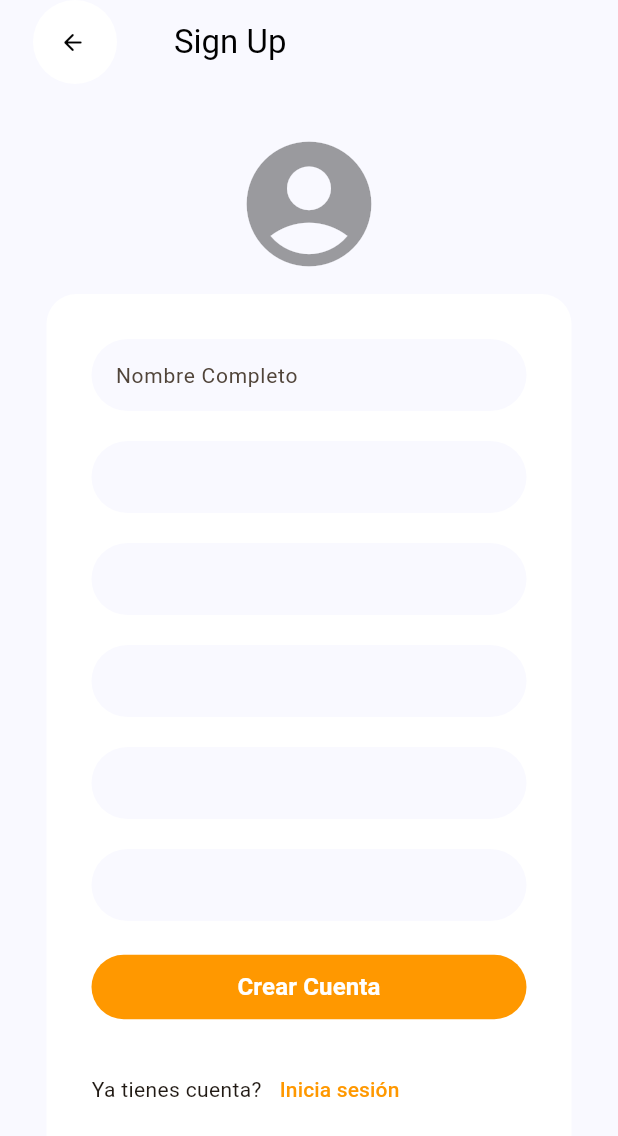
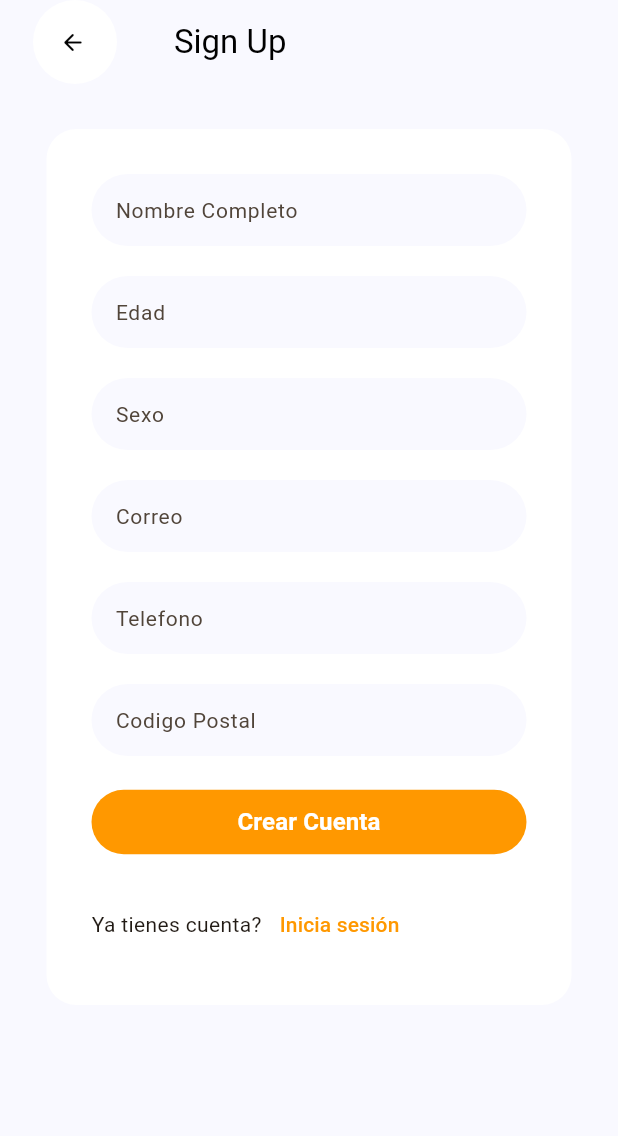
Before and after one commit to Maldy08/flutter_shopping_mxl_v2, a Flutter app: the RegisterScreen screen opened by its route, on a phone screen of 412 x 824 dp. Shown: the top 1136 px of the screen. Run offline on Flutter 3.47's test engine with Material 2 defaults, Android fonts, the phone set to English and light mode, and no system bars; our stand-ins replace go_router.

Commit message:
formRegister

```diff
--- a/lib/presentation/screens/register/register_screen.dart
+++ b/lib/presentation/screens/register/register_screen.dart
@@ -24,15 +24,13 @@ class RegisterScreen extends StatelessWidget {
             mainAxisAlignment: MainAxisAlignment.center,
             children: [
               const SizedBox(
-                height: 30,
+                height: 20,
               ),
-              const RegisterImage(),
               const SizedBox(
                 height: 10,
               ),
               Container(
                 width: 350,
-                height: 600,
                 decoration: const BoxDecoration(
                     color: Colors.white,
                     borderRadius: BorderRadius.all(Radius.circular(20))),
--- a/lib/presentation/screens/register/widgets/form_register.dart
+++ b/lib/presentation/screens/register/widgets/form_register.dart
@@ -11,7 +11,7 @@ class FormRegister extends StatelessWidget {
   @override
   Widget build(BuildContext context) {
     return Form(
-        child: ListView(
+      child: Column(
         children: [
           TextFormField(
             textInputAction: TextInputAction.next,
@@ -25,36 +25,14 @@ class FormRegister extends StatelessWidget {
           TextFormField(
             textInputAction: TextInputAction.next,
             keyboardType: TextInputType.number,
-          // decoration: InputDecoration(
-          //   isDense: true,
-          //   filled: true,
-          //   fillColor: bgContainer,
-          //   labelText: 'Edad',
-          //   border: const OutlineInputBorder(
-          //     borderSide: BorderSide.none,
-          //     borderRadius: BorderRadius.all(
-          //       Radius.circular(25),
-          //     ),
-          //   ),
-          // ),
+            decoration: const InputDecoration(labelText: 'Edad'),
           ),
           const SizedBox(
             height: 20,
           ),
           TextFormField(
             textInputAction: TextInputAction.next,
-          // decoration: InputDecoration(
-          //   isDense: true,
-          //   filled: true,
-          //   fillColor: bgContainer,
-          //   labelText: 'Sexo',
-          //   border: const OutlineInputBorder(
-          //     borderSide: BorderSide.none,
-          //     borderRadius: BorderRadius.all(
-          //       Radius.circular(25),
-          //     ),
-          //   ),
-          // ),
+            decoration: const InputDecoration(labelText: 'Sexo'),
           ),
           const SizedBox(
             height: 20,
@@ -62,18 +40,7 @@ class FormRegister extends StatelessWidget {
           TextFormField(
             textInputAction: TextInputAction.next,
             keyboardType: TextInputType.emailAddress,
-          // decoration: InputDecoration(
-          //   isDense: true,
-          //   filled: true,
-          //   fillColor: bgContainer,
-          //   labelText: 'Correo',
-          //   border: const OutlineInputBorder(
-          //     borderSide: BorderSide.none,
-          //     borderRadius: BorderRadius.all(
-          //       Radius.circular(25),
-          //     ),
-          //   ),
-          // ),
+            decoration: const InputDecoration(labelText: 'Correo'),
           ),
           const SizedBox(
             height: 20,
@@ -81,19 +48,7 @@ class FormRegister extends StatelessWidget {
           TextFormField(
             textInputAction: TextInputAction.next,
             keyboardType: TextInputType.phone,
-
-          // decoration: InputDecoration(
-          //   isDense: true,
-          //   filled: true,
-          //   fillColor: bgContainer,
-          //   labelText: 'Telefono',
-          //   border: const OutlineInputBorder(
-          //     borderSide: BorderSide.none,
-          //     borderRadius: BorderRadius.all(
-          //       Radius.circular(25),
-          //     ),
-          //   ),
-          // ),
+            decoration: const InputDecoration(labelText: 'Telefono'),
           ),
           const SizedBox(
             height: 20,
@@ -101,24 +56,16 @@ class FormRegister extends StatelessWidget {
           TextFormField(
             textInputAction: TextInputAction.done,
             keyboardType: TextInputType.number,
-          // decoration: InputDecoration(
-          //   isDense: true,
-          //   filled: true,
-          //   fillColor: bgContainer,
-          //   labelText: 'Codigo Postal',
-          //   border: const OutlineInputBorder(
-          //     borderSide: BorderSide.none,
-          //     borderRadius: BorderRadius.all(
-          //       Radius.circular(25),
-          //     ),
-          //   ),
-          // ),
+            decoration: const InputDecoration(labelText: 'Codigo Postal'),
           ),
           const SizedBox(
             height: 20,
           ),
-        CustomElevatedButton(
+          SizedBox(
+            width: double.infinity,
+            child: CustomElevatedButton(
                 func: () {}, label: 'Crear Cuenta', color: Colors.orange),
+          ),
           const SizedBox(
             height: 20.0,
           ),
@@ -136,6 +83,7 @@ class FormRegister extends StatelessWidget {
             ],
           )
         ],
-    ));
+      ),
+    );
   }
 }
```
Lines whose indentation alone changed are shown as unchanged.
